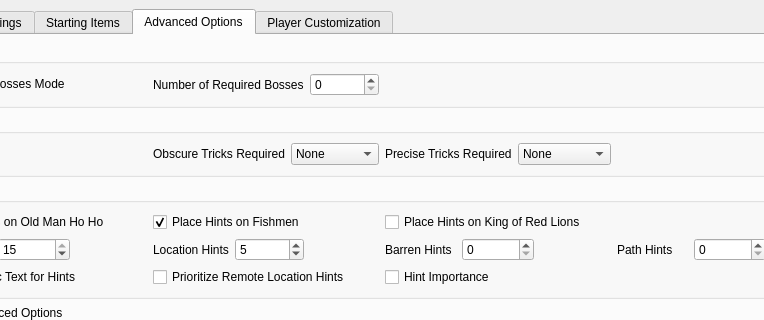
Qt form wwr_ui/randomizer_window.ui (tanjo3/wwrando) before a commit; both pictures show x 111 to 875 and y 0 to 320 of the 1000 by 830 pixel window.
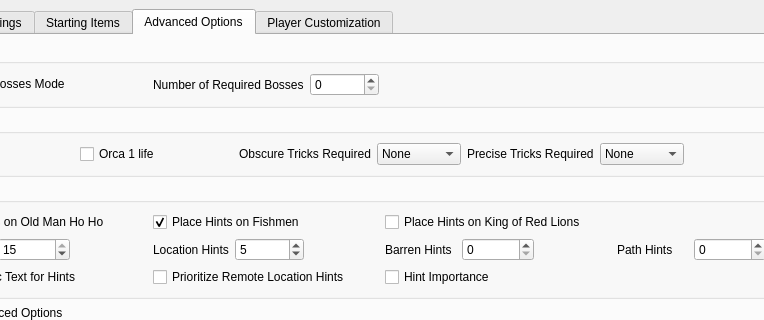
The same form after that commit. The open tabs and pages were chosen to show the change. Custom widgets are drawn as their Qt base class.

Commit message: Add a 1 Life option for the Orca minigame

The edit to the form file:
```diff
--- a/wwr_ui/randomizer_window.ui
+++ b/wwr_ui/randomizer_window.ui
@@ -929,6 +929,13 @@
                  </property>
                 </widget>
                </item>
+                <item>
+                <widget class="QCheckBox" name="orca_1_life">
+                 <property name="text">
+                  <string>Orca 1 life</string>
+                 </property>
+                </widget>
+               </item>
                <item>
                 <layout class="QHBoxLayout" name="horizontalLayout_20">
                  <item>
```
The commit also changes 22 other files.
